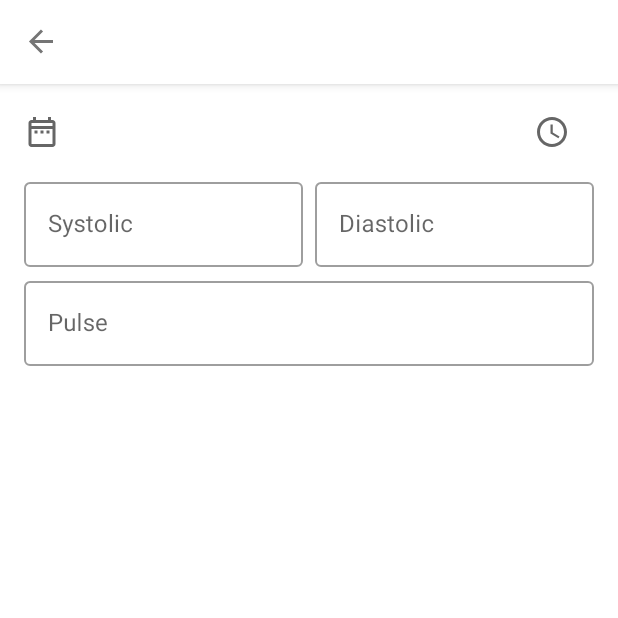
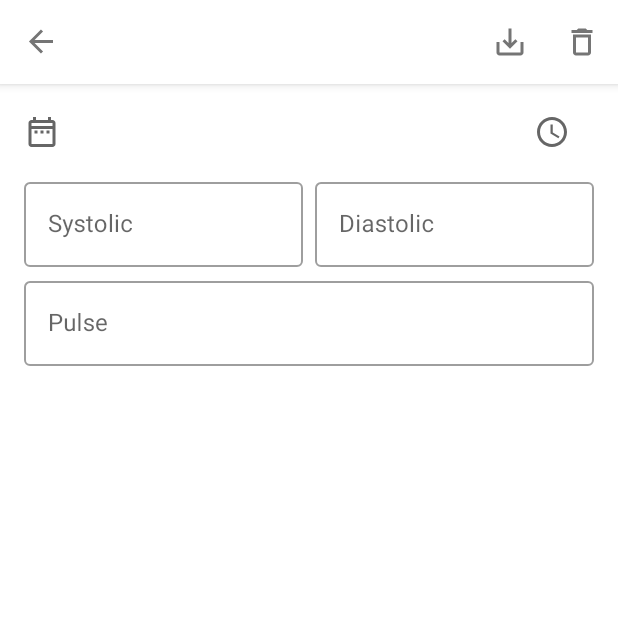
Before and after one commit to AxelStein/Arterial-Pressure-Diary, an Android app: the screen it shows after launch (MainActivity), after a tap on "Add", on a phone screen of 412 x 824 dp, the top half of it. Run offline under Robolectric (Android 15) with nearby library versions, the phone set to English and light mode, and no system bars; our stand-ins replace navigation-ui.

Commit message:
Fix menu icons

```diff
--- a/app/src/main/java/com/axel_stein/ap_diary/ui/MainActivity.kt
+++ b/app/src/main/java/com/axel_stein/ap_diary/ui/MainActivity.kt
@@ -1,6 +1,7 @@
 package com.axel_stein.ap_diary.ui
 
 import android.os.Bundle
+import android.view.Menu
 import androidx.appcompat.app.AppCompatActivity
 import androidx.navigation.NavController
 import androidx.navigation.findNavController
@@ -41,4 +42,8 @@ class MainActivity : AppCompatActivity() {
         navController.removeOnDestinationChangedListener(destinationListener)
     }
 
+    override fun onCreateOptionsMenu(menu: Menu?): Boolean {
+        menuInflater.inflate(R.menu.activity_main, menu)
+        return super.onCreateOptionsMenu(menu)
+    }
 }
--- a/app/src/main/java/com/axel_stein/ap_diary/ui/edit_log/EditLogFragment.kt
+++ b/app/src/main/java/com/axel_stein/ap_diary/ui/edit_log/EditLogFragment.kt
@@ -1,10 +1,9 @@
 package com.axel_stein.ap_diary.ui.edit_log
 
 import android.os.Bundle
-import android.view.LayoutInflater
-import android.view.View
-import android.view.ViewGroup
+import android.view.*
 import androidx.fragment.app.Fragment
+import com.axel_stein.ap_diary.R
 import com.axel_stein.ap_diary.databinding.FragmentEditLogBinding
 
 class EditLogFragment : Fragment() {
@@ -27,4 +26,14 @@ class EditLogFragment : Fragment() {
     override fun onViewCreated(view: View, savedInstanceState: Bundle?) {
         super.onViewCreated(view, savedInstanceState)
     }
+
+    override fun onCreateOptionsMenu(menu: Menu, inflater: MenuInflater) {
+        super.onCreateOptionsMenu(menu, inflater)
+        menu.clear()
+        inflater.inflate(R.menu.fragment_edit_log, menu)
+    }
+
+    override fun onOptionsItemSelected(item: MenuItem): Boolean {
+        return super.onOptionsItemSelected(item)
+    }
 }
--- a/app/src/main/res/drawable/icon_add_day.xml
+++ b/app/src/main/res/drawable/icon_add.xml
@@ -3,10 +3,9 @@
     xmlns:android="http://schemas.android.com/apk/res/android"
     android:width="24dp"
     android:height="24dp"
-    android:tint="#8a000000"
     android:viewportWidth="24.0"
     android:viewportHeight="24.0">
     <path
-        android:fillColor="@android:color/white"
+        android:fillColor="?android:attr/textColorSecondary"
         android:pathData="M19,13h-6v6h-2v-6H5v-2h6V5h2v6h6v2z"/>
 </vector>
--- a/app/src/main/res/drawable/icon_add_night.xml
+++ b/app/src/main/res/drawable/icon_delete.xml
@@ -6,6 +6,6 @@
     android:viewportWidth="24.0"
     android:viewportHeight="24.0">
     <path
-        android:fillColor="@android:color/white"
-        android:pathData="M19,13h-6v6h-2v-6H5v-2h6V5h2v6h6v2z"/>
+        android:fillColor="?android:attr/textColorSecondary"
+        android:pathData="M16,9v10H8V9h8m-1.5,-6h-5l-1,1H5v2h14V4h-3.5l-1,-1zM18,7H6v12c0,1.1 0.9,2 2,2h8c1.1,0 2,-0.9 2,-2V7z"/>
 </vector>
--- /dev/null
+++ b/app/src/main/res/drawable/icon_save.xml
@@ -0,0 +1,11 @@
+<?xml version="1.0" encoding="UTF-8" standalone="no"?>
+<vector
+    xmlns:android="http://schemas.android.com/apk/res/android"
+    android:width="24dp"
+    android:height="24dp"
+    android:viewportWidth="24.0"
+    android:viewportHeight="24.0">
+    <path
+        android:fillColor="?android:attr/textColorSecondary"
+        android:pathData="M19,12v7L5,19v-7L3,12v7c0,1.1 0.9,2 2,2h14c1.1,0 2,-0.9 2,-2v-7h-2zM13,12.67l2.59,-2.58L17,11.5l-5,5 -5,-5 1.41,-1.41L11,12.67L11,3h2v9.67z"/>
+</vector>
--- /dev/null
+++ b/app/src/main/res/layout/item_date.xml
@@ -0,0 +1,13 @@
+<?xml version="1.0" encoding="utf-8"?>
+<TextView
+    xmlns:android="http://schemas.android.com/apk/res/android"
+    xmlns:tools="http://schemas.android.com/tools"
+    style="@style/TextAppearance.AppCompat.Body2"
+    android:layout_width="match_parent"
+    android:layout_height="48dp"
+    android:layout_marginTop="8dp"
+    android:gravity="center_vertical"
+    android:paddingStart="16dp"
+    android:paddingEnd="16dp"
+    android:textColor="?android:attr/textColorSecondary"
+    tools:text="Fri, Jul 7"/>
--- a/app/src/main/res/menu-night/fragment_home.xml
+++ /dev/null
@@ -1,9 +0,0 @@
-<?xml version="1.0" encoding="utf-8"?>
-<menu xmlns:app="http://schemas.android.com/apk/res-auto"
-    xmlns:android="http://schemas.android.com/apk/res/android">
-    <item
-        android:id="@+id/menu_add"
-        android:icon="@drawable/icon_add_night"
-        android:title="@string/action_add"
-        app:showAsAction="always" />
-</menu>
--- /dev/null
+++ b/app/src/main/res/menu/activity_main.xml
@@ -0,0 +1,4 @@
+<?xml version="1.0" encoding="utf-8"?>
+<menu xmlns:android="http://schemas.android.com/apk/res/android">
+    <item android:title="@string/action_settings" />
+</menu>
--- /dev/null
+++ b/app/src/main/res/menu/fragment_edit_log.xml
@@ -0,0 +1,14 @@
+<?xml version="1.0" encoding="utf-8"?>
+<menu xmlns:app="http://schemas.android.com/apk/res-auto"
+    xmlns:android="http://schemas.android.com/apk/res/android">
+    <item
+        android:id="@+id/menu_save"
+        android:icon="@drawable/icon_save"
+        android:title="@string/action_save"
+        app:showAsAction="always" />
+    <item
+        android:id="@+id/menu_delete"
+        android:icon="@drawable/icon_delete"
+        android:title="@string/action_delete"
+        app:showAsAction="always" />
+</menu>
--- a/app/src/main/res/menu/fragment_home.xml
+++ b/app/src/main/res/menu/fragment_home.xml
@@ -3,7 +3,7 @@
     xmlns:android="http://schemas.android.com/apk/res/android">
     <item
         android:id="@+id/menu_add"
-        android:icon="@drawable/icon_add_day"
+        android:icon="@drawable/icon_add"
         android:title="@string/action_add"
         app:showAsAction="always" />
 </menu>
--- a/app/src/main/res/values-night/themes.xml
+++ b/app/src/main/res/values-night/themes.xml
@@ -1,6 +1,7 @@
 <resources xmlns:tools="http://schemas.android.com/tools">
     <!-- Base application theme. -->
     <style name="Theme.ArterialPressureDiary" parent="Theme.MaterialComponents.DayNight.Bridge">
+        <item name="colorPrimary">#A7FFEB</item>
     </style>
 
     <style name="Theme.ArterialPressureDiary.AppBarOverlay" parent="ThemeOverlay.AppCompat.Dark" />
--- a/app/src/main/res/values/strings.xml
+++ b/app/src/main/res/values/strings.xml
@@ -8,6 +8,9 @@
     <string name="hint_diastolic">Diastolic</string>
     <string name="error_opening">Error opening</string>
     <string name="hint_pulse">Pulse</string>
+    <string name="action_settings">Settings</string>
+    <string name="action_save">Save</string>
+    <string name="action_delete">Delete</string>
     <string-array name="test">
         <item>January 2021</item>
         <item>December 2020</item>
```
